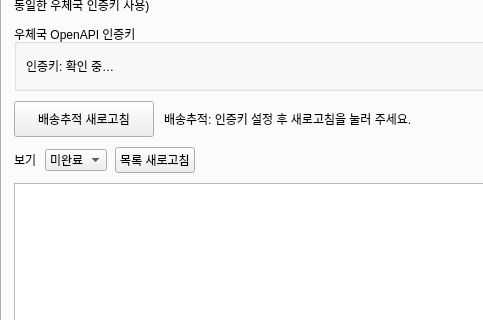
The window that ui/main_window.ui (Peanut0711/easy-fulfill) describes before a commit, drawn with Qt 5; both pictures show x 0 to 483 and y 83 to 403 of the 880 by 740 pixel window.
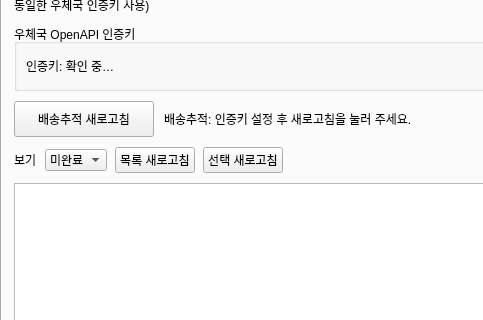
The same window after the commit. The open tabs and pages were chosen to show the change.

Commit message:
fix: 종추적 XML 파서 정확화 + 행 더블클릭 웹조회·단건 새로고침
파서 버그 수정:
- 실제 구조(<itemlist><item>의 sortingdate/eventhms/eventregiponm/
  tracestatus)에 맞게 재작성. 기존엔 빈 최상위 eventnm/eventymd를 읽어
  마지막 행정 '접수'를 현재상태로 잘못 표기했음
- 현재상태=시간순 최신, 단 '선구분-후접수' 행정 접수는 제외(우체국 웹과 동일)
- 완료판정=최상위 eventnm 또는 이벤트의 '배달완료'

행 상호작용:
- 표 더블클릭 → 그 등기번호의 우체국 배송조회 웹페이지 열기
- 「선택 새로고침」 버튼 → 선택 행 1건만 우체국 재조회·시트/표 갱신

What changed in the file:
```diff
--- a/ui/main_window.ui
+++ b/ui/main_window.ui
@@ -1450,6 +1450,16 @@
             </property>
            </widget>
           </item>
+          <item>
+           <widget class="QPushButton" name="pushButton_tracking_refresh_one">
+            <property name="text">
+             <string>선택 새로고침</string>
+            </property>
+            <property name="toolTip">
+             <string>선택한 행의 등기번호 1건만 우체국으로 재조회해 갱신합니다. (더블클릭하면 우체국 웹조회가 열립니다)</string>
+            </property>
+           </widget>
+          </item>
           <item>
            <widget class="QLabel" name="label_tracking_count">
             <property name="sizePolicy">
```
The commit also changes 2 other files.
